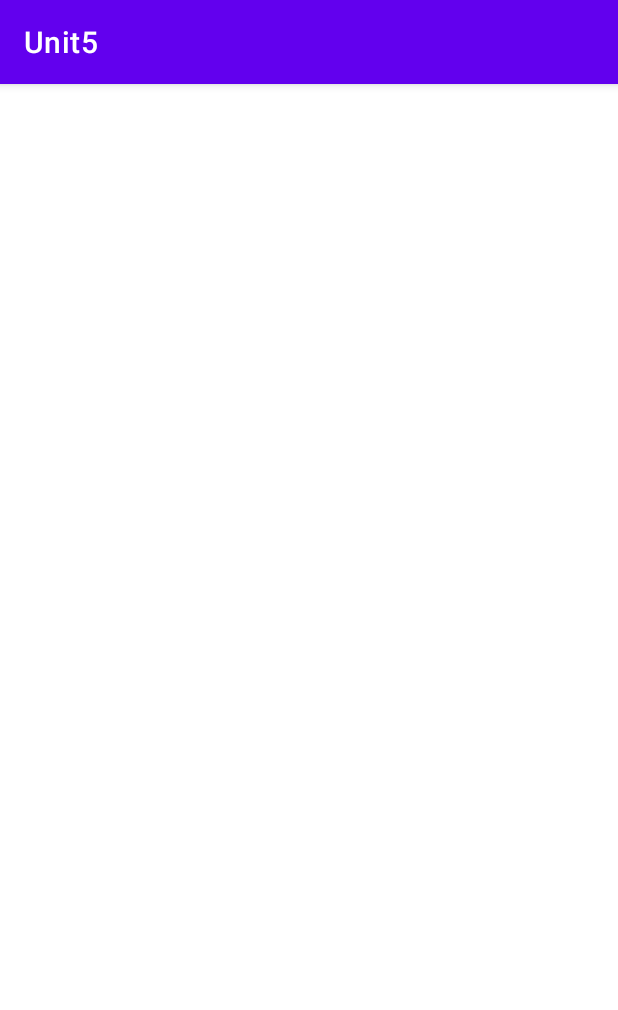
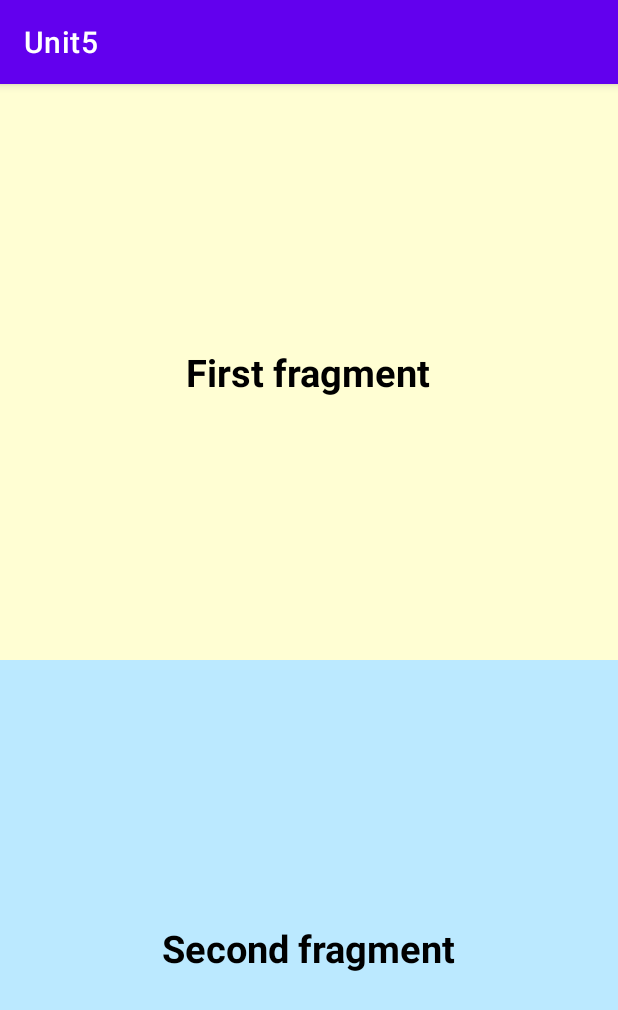
Before and after one commit to NirajXtha/college, an Android app: the screen it shows after launch (MainActivity), on a phone screen of 412 x 824 dp. Shown: the top 1010 px of the screen. Run offline under Robolectric (Android 15) with nearby library versions, the light colour scheme and no system bars.

Commit message:
added fragments to the mainactivity

```diff
--- a/Unit5/app/src/main/res/layout/activity_main.xml
+++ b/Unit5/app/src/main/res/layout/activity_main.xml
@@ -1,10 +1,27 @@
 <?xml version="1.0" encoding="utf-8"?>
-<androidx.constraintlayout.widget.ConstraintLayout xmlns:android="http://schemas.android.com/apk/res/android"
+<LinearLayout xmlns:android="http://schemas.android.com/apk/res/android"
     xmlns:app="http://schemas.android.com/apk/res-auto"
     xmlns:tools="http://schemas.android.com/tools"
     android:id="@+id/main"
     android:layout_width="match_parent"
     android:layout_height="match_parent"
-    tools:context=".MainActivity">
+    tools:context=".MainActivity"
+    android:orientation="vertical"
+    android:weightSum="2">
 
-</androidx.constraintlayout.widget.ConstraintLayout>
+    <fragment
+        android:id="@+id/fragmentFirst"
+        android:layout_width="match_parent"
+        android:layout_height="match_parent"
+        android:name="com.example.unit5.FirstFragment"
+        android:layout_weight="1"
+        />
+    <fragment
+        android:id="@+id/fragmentSecond"
+        android:layout_width="match_parent"
+        android:layout_height="match_parent"
+        android:name="com.example.unit5.SecondFragment"
+        android:layout_weight="1"
+        />
+
+</LinearLayout>
--- a/Unit5/app/src/main/res/layout/fragment_first.xml
+++ b/Unit5/app/src/main/res/layout/fragment_first.xml
@@ -10,12 +10,14 @@
     <LinearLayout
         android:layout_width="match_parent"
         android:layout_height="match_parent"
-        android:gravity="center">
+        android:gravity="center"
+        tools:ignore="UselessParent">
         <TextView
             android:layout_width="wrap_content"
             android:layout_height="wrap_content"
             android:text="@string/first"
             android:textSize="25sp"
-            android:textStyle="bold"/>
+            android:textStyle="bold"
+            android:textColor="@color/black"/>
     </LinearLayout>
 </FrameLayout>
--- a/Unit5/app/src/main/res/layout/fragment_second.xml
+++ b/Unit5/app/src/main/res/layout/fragment_second.xml
@@ -10,13 +10,16 @@
     <LinearLayout
         android:layout_width="match_parent"
         android:layout_height="match_parent"
-        android:gravity="center">
+        android:gravity="center"
+        tools:ignore="UselessParent">
         <TextView
             android:layout_width="wrap_content"
             android:layout_height="wrap_content"
-            android:text="@string/first"
+            android:text="@string/second"
             android:textSize="25sp"
-            android:textStyle="bold"/>
+            android:textStyle="bold"
+            android:textColor="@color/black"
+        />
     </LinearLayout>
 
 </FrameLayout>
--- a/Unit5/app/src/main/res/values/strings.xml
+++ b/Unit5/app/src/main/res/values/strings.xml
@@ -2,4 +2,5 @@
     <string name="app_name">Unit5</string>
     <!-- TODO: Remove or change this placeholder text -->
     <string name="first">First fragment</string>
+    <string name="second">Second fragment</string>
 </resources>
```
